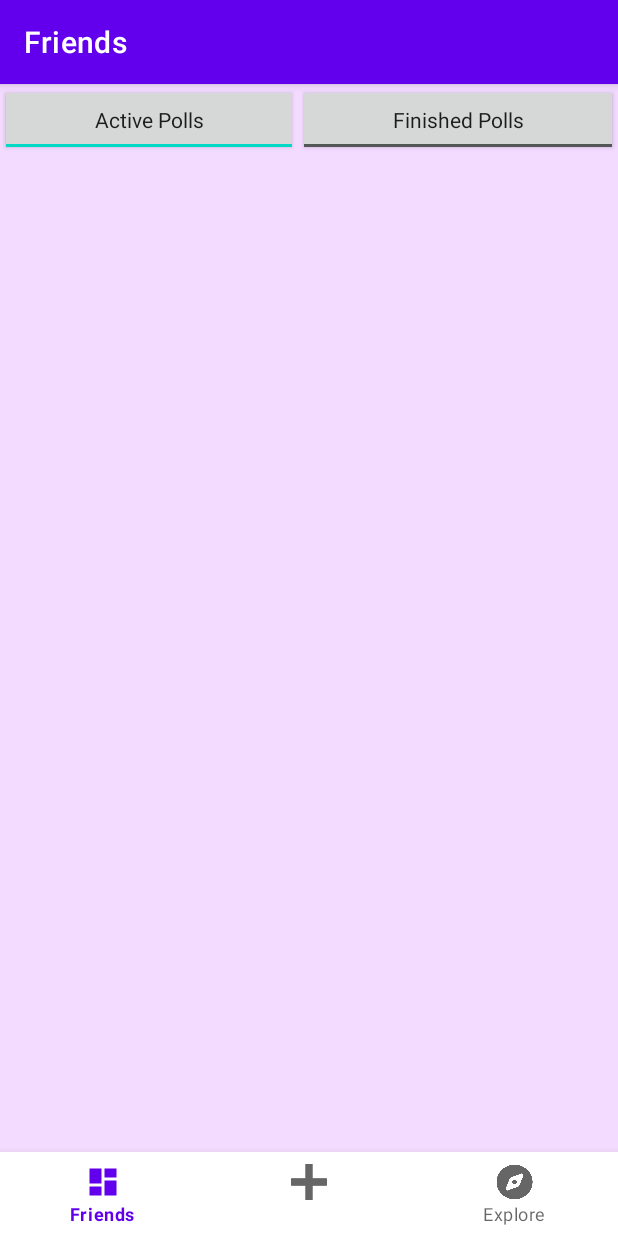
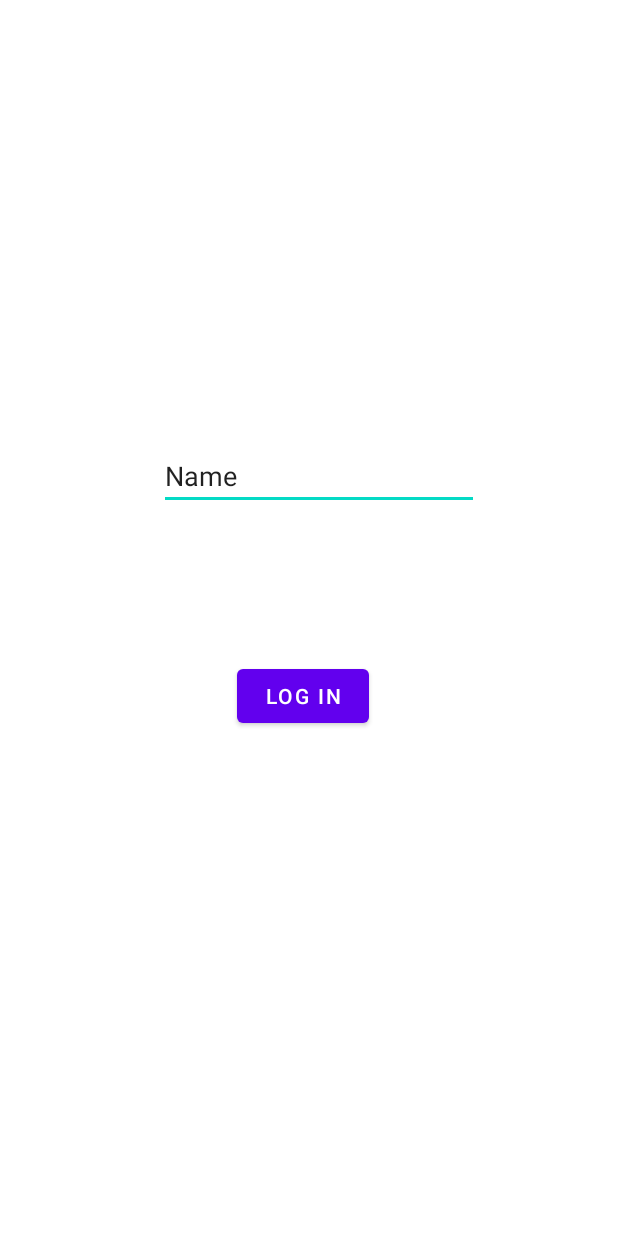
Before and after one commit to PaettyB/MobServApp, an Android app: the screen it shows after launch (MainActivity), on a phone screen of 412 x 824 dp. Run offline under Robolectric (Android 15) with nearby library versions, the phone set to English and light mode, and no system bars; our stand-ins replace Firebase (no records; nobody signed in at launch, a user with empty details on screens opened directly), navigation-ui.

Commit message:
Log in screen
created shared preferences PrefManager, created log in screen

```diff
--- a/app/src/main/java/fr/eurecom/mobservapp/MainActivity.java
+++ b/app/src/main/java/fr/eurecom/mobservapp/MainActivity.java
@@ -1,8 +1,14 @@
 package fr.eurecom.mobservapp;
 
+import static androidx.navigation.ui.NavigationUI.setupActionBarWithNavController;
+
+import android.annotation.SuppressLint;
+import android.content.Context;
+import android.content.SharedPreferences;
 import android.os.Bundle;
 import android.util.Log;
 import android.view.View;
+import android.view.Window;
 
 import com.google.android.material.bottomnavigation.BottomNavigationView;
 import com.google.firebase.database.DataSnapshot;
@@ -22,10 +28,12 @@ import androidx.navigation.ui.NavigationUI;
 
 import java.util.ArrayList;
 import java.util.Comparator;
+import java.util.Objects;
 
 import fr.eurecom.mobservapp.databinding.ActivityMainBinding;
 import fr.eurecom.mobservapp.polls.Poll;
 import fr.eurecom.mobservapp.ui.home.HomeFragment;
+import fr.eurecom.mobservapp.PrefManager;
 
 public class MainActivity extends AppCompatActivity {
 
@@ -34,13 +42,17 @@ public class MainActivity extends AppCompatActivity {
 
     DatabaseReference myRef;
 
+    String currentUser;
 
+
+    @SuppressLint("RestrictedApi")
     @Override
     protected void onCreate(Bundle savedInstanceState) {
         super.onCreate(savedInstanceState);
 
         binding = ActivityMainBinding.inflate(getLayoutInflater());
         setContentView(binding.getRoot());
+
 
         BottomNavigationView navView = findViewById(R.id.nav_view);
         // Passing each menu ID as a set of Ids because each
@@ -49,8 +61,11 @@ public class MainActivity extends AppCompatActivity {
                 R.id.navigation_home, R.id.navigation_dashboard, R.id.navigation_notifications)
                 .build();
         NavController navController = Navigation.findNavController(this, R.id.nav_host_fragment_activity_main);
-        NavigationUI.setupActionBarWithNavController(this, navController, appBarConfiguration);
+        setupActionBarWithNavController(this, navController, appBarConfiguration);
         NavigationUI.setupWithNavController(binding.navView, navController);
+        navController.enableOnBackPressed(false);
+
+
 
         FirebaseDatabase database = FirebaseDatabase.getInstance("https://mobservapp-33d11-default-rtdb.europe-west1.firebasedatabase.app/");
         myRef = database.getReference("polls");
@@ -77,6 +92,13 @@ public class MainActivity extends AppCompatActivity {
 
             }
         });
+
+//        check if user is logged in
+        if(new PrefManager(this).isUserLogedOut()){
+//          if not, move to log screen
+            navController.navigate(R.id.login_fragment);
+        }
+        Log.i("Main activity user", new PrefManager(this).getUser());
     }
 
 
--- /dev/null
+++ b/app/src/main/java/fr/eurecom/mobservapp/PrefManager.java
@@ -0,0 +1,34 @@
+package fr.eurecom.mobservapp;
+
+import android.content.Context;
+import android.content.SharedPreferences;
+
+/**
+ * Class for Shared Preference
+ */
+public class PrefManager {
+
+    Context context;
+
+    public PrefManager(Context context) {
+        this.context = context;
+    }
+
+    public void saveLoginDetails(String username) {
+        SharedPreferences sharedPreferences = context.getSharedPreferences("LoginDetails", Context.MODE_PRIVATE);
+        SharedPreferences.Editor editor = sharedPreferences.edit();
+        editor.putString("User", username);
+        editor.apply();
+    }
+
+    public String getUser() {
+        SharedPreferences sharedPreferences = context.getSharedPreferences("LoginDetails", Context.MODE_PRIVATE);
+        return sharedPreferences.getString("User", "");
+    }
+
+    public boolean isUserLogedOut() {
+        SharedPreferences sharedPreferences = context.getSharedPreferences("LoginDetails", Context.MODE_PRIVATE);
+        boolean isEmailEmpty = sharedPreferences.getString("User", "").isEmpty();
+        return isEmailEmpty;
+    }
+}
--- /dev/null
+++ b/app/src/main/java/fr/eurecom/mobservapp/ui/LoginFragment.java
@@ -0,0 +1,78 @@
+package fr.eurecom.mobservapp.ui;
+
+import static android.view.View.GONE;
+
+import android.os.Bundle;
+import android.util.Log;
+import android.view.LayoutInflater;
+import android.view.View;
+import android.view.ViewGroup;
+import android.widget.TextView;
+
+import androidx.annotation.NonNull;
+import androidx.annotation.Nullable;
+import androidx.appcompat.app.AppCompatActivity;
+import androidx.fragment.app.Fragment;
+import androidx.navigation.NavController;
+import androidx.navigation.Navigation;
+
+import com.google.android.material.bottomnavigation.BottomNavigationView;
+
+import fr.eurecom.mobservapp.R;
+import fr.eurecom.mobservapp.databinding.LoginFragmentBinding;
+import fr.eurecom.mobservapp.PrefManager;
+
+public class LoginFragment extends Fragment {
+//    Log in screen that appears when you first open the app
+
+    LoginFragmentBinding binding;
+
+    TextView usernameTextView;
+
+    BottomNavigationView navView;
+
+    @Override
+    public void onCreate(@Nullable Bundle savedInstanceState) {
+        super.onCreate(savedInstanceState);
+//        hide stuff
+        try {
+            ((AppCompatActivity) getActivity()).getSupportActionBar().hide();
+        } catch (Exception ex) {
+            ex.printStackTrace();
+        }
+
+    }
+
+    @Override
+    public View onCreateView(@NonNull LayoutInflater inflater, @Nullable ViewGroup container, @Nullable Bundle savedInstanceState) {
+//        hide stuff
+        navView = getActivity().findViewById(R.id.nav_view);
+        navView.setVisibility(GONE);
+        super.onCreateView(inflater, container, savedInstanceState);
+//        connect elements to views
+        binding = LoginFragmentBinding.inflate(inflater, container, false);
+        binding.loginButton.setOnClickListener(this::logIn);
+        View view = binding.getRoot();
+        usernameTextView = view.findViewById(R.id.usernameText);
+        return view;
+    }
+
+    public void logIn(View view){
+        Log.i("Username", usernameTextView.getText().toString());
+//        check if username was entered
+        if (!usernameTextView.getText().toString().isEmpty()) {
+//            save username
+            new PrefManager((AppCompatActivity) getActivity()).saveLoginDetails(usernameTextView.getText().toString());
+//            show stuff that was hidden
+            try {
+                ((AppCompatActivity) getActivity()).getSupportActionBar().show();
+            } catch (Exception ex) {
+                ex.printStackTrace();
+            }
+            navView.setVisibility(View.VISIBLE);
+//move to main screen
+            NavController navController = Navigation.findNavController(((AppCompatActivity) getActivity()), R.id.nav_host_fragment_activity_main);
+            navController.navigate(R.id.navigation_home);
+        }
+    }
+}
--- a/app/src/main/res/layout/fragment_dashboard.xml
+++ b/app/src/main/res/layout/fragment_dashboard.xml
@@ -5,6 +5,26 @@
     android:layout_width="match_parent"
     android:layout_height="match_parent"
     tools:context=".ui.dashboard.DashboardFragment">
+
+    <androidx.appcompat.widget.Toolbar
+        android:id="@+id/toolbar"
+        android:layout_width="match_parent"
+        android:layout_height="wrap_content"
+        android:background="@color/black"
+        android:minHeight="?attr/actionBarSize"
+        android:theme="?attr/actionBarTheme"
+        app:layout_constraintEnd_toEndOf="parent"
+        app:title="Hello">
+
+        <Button
+            android:layout_width="100dp"
+            android:layout_height="50dp"
+            android:text="HELLO BUTTON"
+            android:layout_marginRight="20dp"
+            android:layout_gravity="right">
+
+        </Button>
+    </androidx.appcompat.widget.Toolbar>
 
     <LinearLayout
         android:layout_width="match_parent"
--- /dev/null
+++ b/app/src/main/res/layout/login_fragment.xml
@@ -0,0 +1,37 @@
+<?xml version="1.0" encoding="utf-8"?>
+<androidx.constraintlayout.widget.ConstraintLayout xmlns:android="http://schemas.android.com/apk/res/android"
+    xmlns:app="http://schemas.android.com/apk/res-auto"
+    xmlns:tools="http://schemas.android.com/tools"
+    android:layout_width="match_parent"
+    android:layout_height="match_parent">
+
+    <EditText
+        android:id="@+id/usernameText"
+        android:layout_width="wrap_content"
+        android:layout_height="wrap_content"
+        android:layout_marginStart="106dp"
+        android:layout_marginEnd="95dp"
+        android:layout_marginBottom="484dp"
+        android:ems="10"
+        android:inputType="text"
+        android:text="Name"
+        app:layout_constraintBottom_toBottomOf="parent"
+        app:layout_constraintEnd_toEndOf="parent"
+        app:layout_constraintHorizontal_bias="0.0"
+        app:layout_constraintStart_toStartOf="parent" />
+
+    <Button
+        android:id="@+id/loginButton"
+        android:layout_width="wrap_content"
+        android:layout_height="wrap_content"
+        android:layout_marginStart="157dp"
+        android:layout_marginTop="34dp"
+        android:layout_marginEnd="166dp"
+        android:layout_marginBottom="270dp"
+        android:text="Log in"
+        app:layout_constraintBottom_toBottomOf="parent"
+        app:layout_constraintEnd_toEndOf="parent"
+        app:layout_constraintStart_toStartOf="parent"
+        app:layout_constraintTop_toBottomOf="@+id/usernameText" />
+
+</androidx.constraintlayout.widget.ConstraintLayout>
--- a/app/src/main/res/navigation/mobile_navigation.xml
+++ b/app/src/main/res/navigation/mobile_navigation.xml
@@ -9,7 +9,11 @@
         android:id="@+id/navigation_home"
         android:name="fr.eurecom.mobservapp.ui.home.HomeFragment"
         android:label="@string/title_home"
-        tools:layout="@layout/fragment_home" />
+        tools:layout="@layout/fragment_home" >
+        <action
+            android:id="@+id/action_navigation_home_to_login_fragment"
+            app:destination="@id/login_fragment" />
+    </fragment>
 
     <fragment
         android:id="@+id/navigation_dashboard"
@@ -22,4 +26,14 @@
         android:name="fr.eurecom.mobservapp.ui.notifications.NotificationsFragment"
         android:label="@string/title_notifications"
         tools:layout="@layout/fragment_notifications" />
+
+    <fragment
+        android:id="@+id/login_fragment"
+        android:name="fr.eurecom.mobservapp.ui.LoginFragment"
+        android:label="login_fragment"
+        tools:layout="@layout/login_fragment">
+        <action
+            android:id="@+id/action_login_fragment_self"
+            app:destination="@id/login_fragment" />
+    </fragment>
 </navigation>
--- a/app/src/main/res/values/strings.xml
+++ b/app/src/main/res/values/strings.xml
@@ -3,4 +3,5 @@
     <string name="title_home">Friends</string>
     <string name="title_dashboard"></string>
     <string name="title_notifications">Explore</string>
+    <string name="log_in">Log in</string>
 </resources>
```
